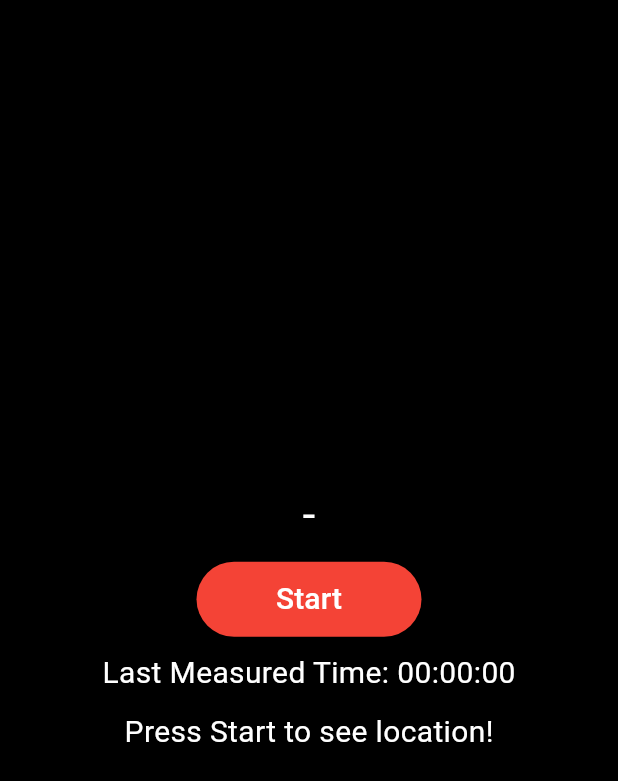
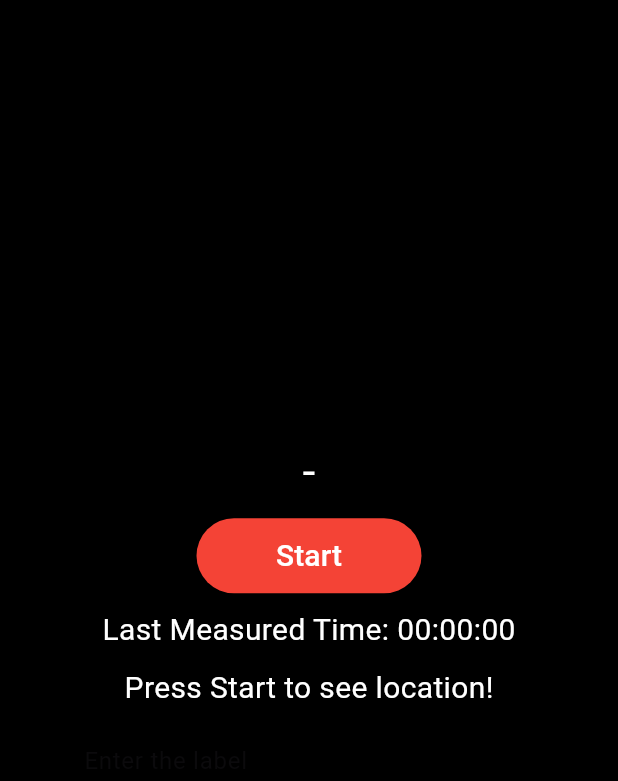
Before and after one commit to BahresAtli/TravelLogger-TTK, a Flutter app: the screen it shows after launch, on a phone screen of 412 x 824 dp. Shown: the top 781 px of the screen. Run offline on Flutter 3.47's test engine with Material 3 defaults, Android fonts, the phone set to English and light mode, and no system bars; our stand-ins replace geolocator, sqflite, wakelock_plus; accounts and stored records are empty.

Commit message:
Label box is updated

```diff
--- a/lib/main.dart
+++ b/lib/main.dart
@@ -1,4 +1,5 @@
 import 'dart:async';
+import 'package:flutter/cupertino.dart';
 import 'package:flutter/material.dart';
 import 'core/functionality/time/time_ttk.dart';
 import 'core/functionality/location/location_ttk.dart';
@@ -110,7 +111,9 @@ class _MainAppState extends State<MainApp> {
     mainData.elapsedMilisecs = timeTTK.lastTime;
     mainData.endLatitude = locationTTK.currentPosition?.latitude.toString();
     mainData.endLongitude = locationTTK.currentPosition?.longitude.toString();
-    mainData.label = await _labelInputBox();
+    //mainData.label = await _labelInputBox();
+    mainData.label = controller.text;
+    controller.clear();
     Map<String, dynamic> row = {
       'recordID': recordID,
       'startTime': startTime,
@@ -130,6 +133,23 @@ class _MainAppState extends State<MainApp> {
     return MaterialApp(
       debugShowCheckedModeBanner: false,
       title: "TTK App",
+      theme: ThemeData(
+        inputDecorationTheme: const InputDecorationTheme(
+          outlineBorder: BorderSide(
+            color:Colors.red,
+          ),
+          focusedBorder: UnderlineInputBorder(
+            borderSide: BorderSide(
+              color:Colors.red
+            )
+          )
+        ),
+        textSelectionTheme: const TextSelectionThemeData(
+          cursorColor: Colors.red,
+          selectionColor: Colors.red,
+          selectionHandleColor: Colors.red,
+        )
+      ),
       home: Scaffold(
         backgroundColor: Colors.black,
         body: Center(
@@ -143,6 +163,8 @@ class _MainAppState extends State<MainApp> {
               _lastData(),
               const SizedBox(height: 10),
               _currentLocation(),
+              const SizedBox(height: 10),
+              _labelTextBox(),
             ],
           ),
         ),
@@ -151,7 +173,6 @@ class _MainAppState extends State<MainApp> {
   }
 
   Future<String?> _labelInputBox() => showDialog<String>(
-        //does not work at the moment
         context: context,
         builder: (dialogContext) => AlertDialog(
           backgroundColor: const Color.fromARGB(255, 67, 66, 66),
@@ -252,6 +273,24 @@ class _MainAppState extends State<MainApp> {
     return Container(child: _commonText(textField, 20));
   }
 
+  Container _labelTextBox() {
+    return Container(
+      width: 300,
+      child: TextFormField(
+        cursorColor: Colors.white,
+        controller: controller,
+        style: const TextStyle(
+          color: Colors.white,
+        ),
+        enabled: isPressed,
+        decoration: const InputDecoration(
+
+          hintText: 'Enter the label',
+        ),
+      ),
+    );
+  }
+
   Text _commonText(String text, double fontSize) {
     return Text(
       text,
```
